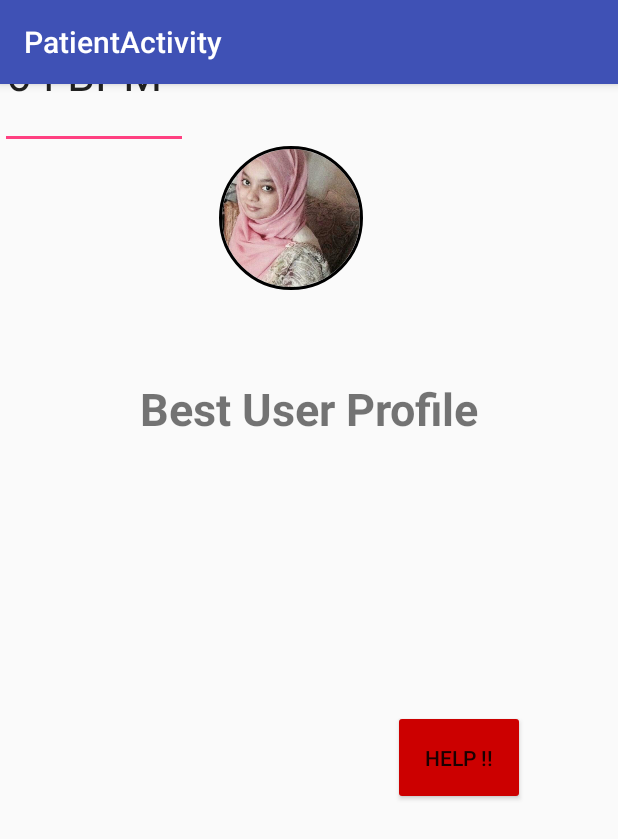
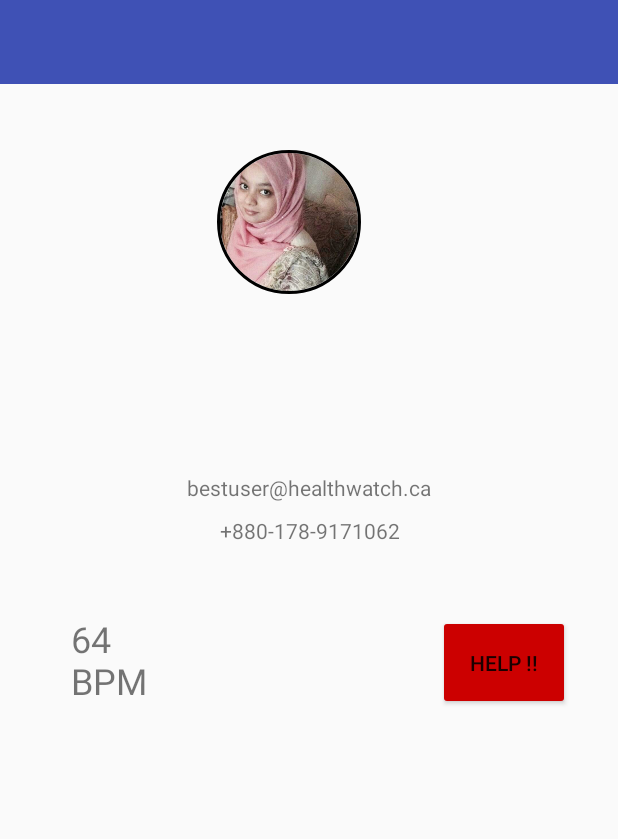
Before and after one commit to AtifMahmud/HealthWatch, an Android app: the PatientActivity screen opened directly, with no data from a screen before it, on a phone screen of 412 x 824 dp. Shown: the top 839 px of the screen. Run offline under Robolectric (Android 15) with nearby library versions, the phone set to English and light mode, and no system bars; our stand-ins replace CircleImageView; 1 statement that could not run was skipped.

Commit message:
Need to change the UI

```diff
--- a/app/src/main/res/layout/activity_patient.xml
+++ b/app/src/main/res/layout/activity_patient.xml
@@ -13,26 +13,18 @@
         android:layout_height="wrap_content"
         android:theme="@style/AppTheme.AppBarOverlay">
 
-        <android.support.v7.widget.Toolbar
-            android:id="@+id/toolbar"
-            android:layout_width="match_parent"
-            android:layout_height="?attr/actionBarSize"
-            android:background="?attr/colorPrimary"
-            app:popupTheme="@style/AppTheme.PopupOverlay" />
-
     </android.support.design.widget.AppBarLayout>
 
     <TextView
         android:id="@+id/textView2"
         android:layout_width="match_parent"
         android:layout_height="57dp"
-        android:layout_marginBottom="8dp"
         android:layout_marginTop="8dp"
         android:text="Best User Profile"
         android:textAlignment="center"
         android:textSize="30sp"
         android:textStyle="bold"
-        app:layout_constraintBottom_toBottomOf="parent"
+        app:layout_constraintBottom_toTopOf="parent"
         app:layout_constraintTop_toTopOf="parent"
         app:layout_constraintVertical_bias="0.325"
         tools:layout_editor_absoluteX="0dp" />
@@ -50,23 +42,10 @@
         app:civ_border_width="2dp"
         app:layout_constraintBottom_toBottomOf="parent"
         app:layout_constraintEnd_toEndOf="parent"
-        app:layout_constraintHorizontal_bias="0.459"
+        app:layout_constraintHorizontal_bias="0.455"
         app:layout_constraintStart_toStartOf="parent"
         app:layout_constraintTop_toTopOf="parent"
-        app:layout_constraintVertical_bias="0.125" />
-
-    <EditText
-        android:id="@+id/editText"
-        android:layout_width="125dp"
-        android:layout_height="99dp"
-        android:ems="10"
-        android:fontFamily="sans-serif"
-        android:inputType="number"
-        android:text="64 BPM"
-        android:textSize="30sp"
-        android:typeface="monospace"
-        tools:layout_editor_absoluteX="32dp"
-        tools:layout_editor_absoluteY="287dp" />
+        app:layout_constraintVertical_bias="0.129" />
 
     <android.support.constraint.Guideline
         android:id="@+id/guideline"
@@ -87,21 +66,10 @@
         android:text="HELP !!"
         app:layout_constraintBottom_toBottomOf="parent"
         app:layout_constraintEnd_toEndOf="parent"
-        app:layout_constraintHorizontal_bias="0.825"
+        app:layout_constraintHorizontal_bias="0.921"
         app:layout_constraintStart_toStartOf="parent"
         app:layout_constraintTop_toTopOf="parent"
-        app:layout_constraintVertical_bias="0.625" />
-
-    <EditText
-        android:id="@+id/editText2"
-        android:layout_width="180dp"
-        android:layout_height="wrap_content"
-        android:ems="10"
-        android:inputType="textUri|textEmailAddress"
-        android:text="bestuser@healthwatch.ca"
-        android:textSize="14sp"
-        tools:layout_editor_absoluteX="99dp"
-        tools:layout_editor_absoluteY="213dp" />
+        app:layout_constraintVertical_bias="0.54" />
 
     <android.support.v7.widget.Toolbar
         android:id="@+id/toolbar2"
@@ -113,4 +81,52 @@
         tools:layout_editor_absoluteX="-12dp"
         tools:layout_editor_absoluteY="525dp" />
 
+    <TextView
+        android:id="@+id/textView"
+        android:layout_width="wrap_content"
+        android:layout_height="wrap_content"
+        android:layout_marginBottom="8dp"
+        android:layout_marginEnd="8dp"
+        android:layout_marginStart="8dp"
+        android:layout_marginTop="8dp"
+        android:text="bestuser@healthwatch.ca"
+        app:layout_constraintBottom_toBottomOf="parent"
+        app:layout_constraintEnd_toEndOf="parent"
+        app:layout_constraintStart_toStartOf="parent"
+        app:layout_constraintTop_toTopOf="parent"
+        app:layout_constraintVertical_bias="0.39" />
+
+    <TextView
+        android:id="@+id/textView3"
+        android:layout_width="wrap_content"
+        android:layout_height="wrap_content"
+        android:layout_marginBottom="8dp"
+        android:layout_marginEnd="8dp"
+        android:layout_marginStart="8dp"
+        android:layout_marginTop="8dp"
+        android:text="+880-178-9171062"
+        app:layout_constraintBottom_toBottomOf="parent"
+        app:layout_constraintEnd_toEndOf="parent"
+        app:layout_constraintHorizontal_bias="0.502"
+        app:layout_constraintStart_toStartOf="parent"
+        app:layout_constraintTop_toTopOf="parent"
+        app:layout_constraintVertical_bias="0.426" />
+
+    <TextView
+        android:id="@+id/textView4"
+        android:layout_width="67dp"
+        android:layout_height="58dp"
+        android:layout_marginBottom="8dp"
+        android:layout_marginEnd="8dp"
+        android:layout_marginStart="8dp"
+        android:layout_marginTop="8dp"
+        android:text="64 BPM"
+        android:textSize="24sp"
+        app:layout_constraintBottom_toBottomOf="parent"
+        app:layout_constraintEnd_toEndOf="parent"
+        app:layout_constraintHorizontal_bias="0.119"
+        app:layout_constraintStart_toStartOf="parent"
+        app:layout_constraintTop_toTopOf="parent"
+        app:layout_constraintVertical_bias="0.535" />
+
 </android.support.constraint.ConstraintLayout>
```
